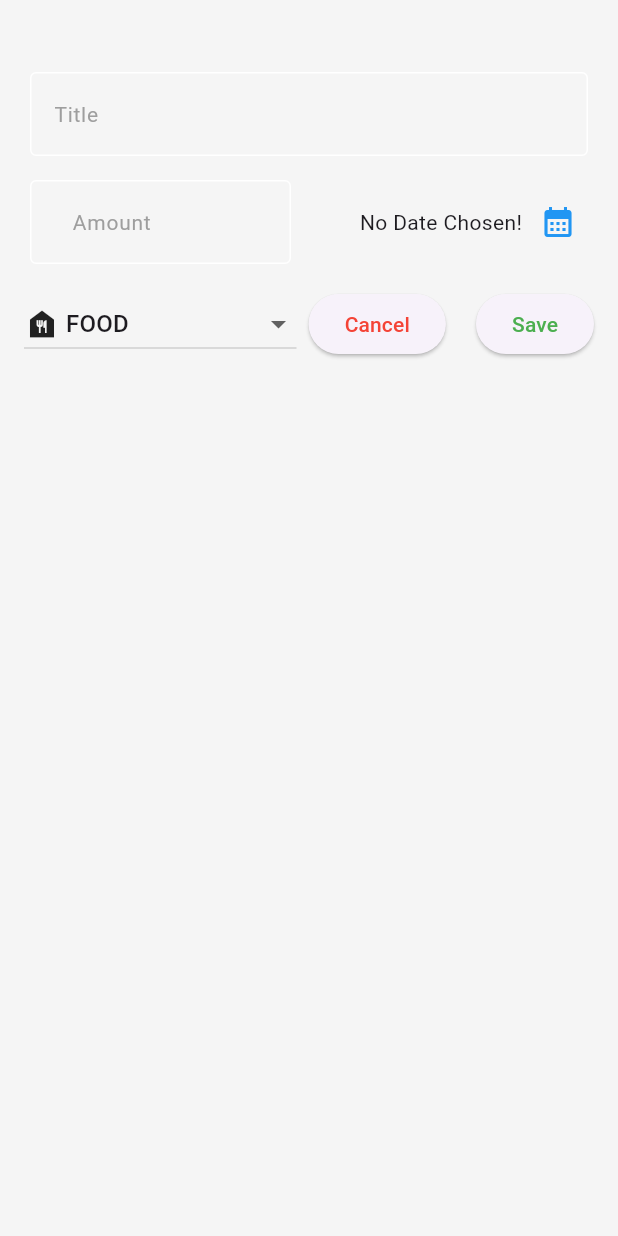
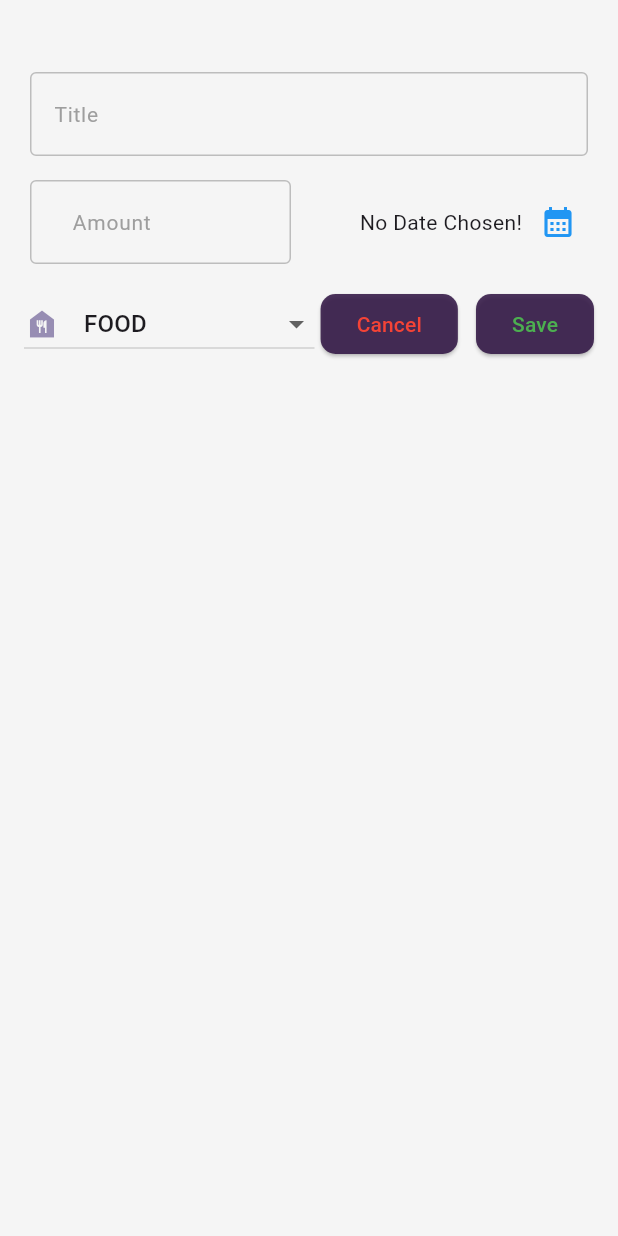
Before and after one commit to mrmezan06/Flutter-Project, a Flutter app: the screen it shows after launch, after a tap on the "add" icon, on a phone screen of 412 x 824 dp. Run offline on Flutter 3.47's test engine with Material 3 defaults, Android fonts, the light colour scheme and no system bars; our stand-ins replace circle_nav_bar, font_awesome_flutter, get, sqflite; missing offline and left inert: d_chart; accounts and stored records are empty.

Commit message:
Device lock orientation and chart added

```diff
--- a/expense/lib/main.dart
+++ b/expense/lib/main.dart
@@ -1,9 +1,88 @@
 import 'package:flutter/material.dart';
 import 'package:expense/widgets/expenses.dart';
+import 'package:flutter/services.dart';
+
+var kColorScheme = ColorScheme.fromSeed(
+  seedColor: const Color.fromARGB(255, 96, 59, 181),
+);
+
+var kDarkColorScheme = ColorScheme.fromSeed(
+  seedColor: const Color.fromARGB(255, 5, 99, 125),
+  // brightness: Brightness.dark,
+);
 
 void main() {
-  runApp(const MaterialApp(
-    home: Expenses(),
+  WidgetsFlutterBinding.ensureInitialized();
+  SystemChrome.setPreferredOrientations([
+    DeviceOrientation.portraitUp,
+  ]).then((fn) {
+    runApp(MaterialApp(
+      home: const Expenses(),
     debugShowCheckedModeBanner: false,
+      themeMode: ThemeMode.system,
+      darkTheme: ThemeData.dark().copyWith(
+        colorScheme: kDarkColorScheme,
+        appBarTheme: const AppBarTheme().copyWith(
+          backgroundColor: kDarkColorScheme.onPrimaryContainer,
+          foregroundColor: kDarkColorScheme.onPrimary,
+        ),
+        cardTheme: const CardTheme().copyWith(
+          // color: Colors.orange,
+          color: kDarkColorScheme.secondaryContainer,
+        ),
+        elevatedButtonTheme: ElevatedButtonThemeData(
+          style: ElevatedButton.styleFrom(
+            backgroundColor: const Color.fromARGB(221, 53, 2, 110),
+            shape: RoundedRectangleBorder(
+              borderRadius: BorderRadius.circular(10),
+            ),
+            //foregroundColor: kColorScheme.onPrimary,
+          ),
+        ),
+        textTheme: ThemeData().textTheme.copyWith(
+              titleLarge: TextStyle(
+                fontSize: 20,
+                fontWeight: FontWeight.bold,
+                color: kDarkColorScheme.onPrimary,
+              ),
+            ),
+        iconTheme: IconThemeData(
+          color: kDarkColorScheme.secondary,
+        ),
+      ),
+      theme: ThemeData().copyWith(
+        colorScheme: kColorScheme,
+        appBarTheme: const AppBarTheme().copyWith(
+          backgroundColor: kColorScheme.onPrimaryContainer,
+          foregroundColor: kColorScheme.onPrimary,
+        ),
+        cardTheme: const CardTheme().copyWith(
+          // color: Colors.orange,
+          color: kColorScheme.secondaryContainer,
+        ),
+        elevatedButtonTheme: ElevatedButtonThemeData(
+          style: ElevatedButton.styleFrom(
+            backgroundColor: const Color.fromARGB(221, 49, 21, 68),
+            shape: RoundedRectangleBorder(
+              borderRadius: BorderRadius.circular(10),
+            ),
+            //foregroundColor: kColorScheme.onPrimary,
+          ),
+        ),
+        textTheme: ThemeData().textTheme.copyWith(
+              titleLarge: TextStyle(
+                fontSize: 20,
+                fontWeight: FontWeight.bold,
+                color: kColorScheme.onPrimary,
+              ),
+            ),
+        iconTheme: IconThemeData(
+          color: kColorScheme.primary.withOpacity(0.65),
+        ),
+      ),
   ));
+  });
+
+
+
 }
--- a/expense/lib/model/expense.dart
+++ b/expense/lib/model/expense.dart
@@ -56,3 +56,23 @@ class Expense {
     return formatter.format(date);
   }
 }
+
+class ExpenseBucket {
+  ExpenseBucket({
+    required this.category,
+    required this.expenses,
+  });
+
+  ExpenseBucket.forCategory(List<Expense> allExpense, this.category)
+      : expenses = allExpense
+            .where((expense) => expense.category == category)
+            .toList();
+
+  final Category category;
+  final List<Expense> expenses;
+
+  double get totalExpense {
+    // Similar to the reduce() method in JavaScript
+    return expenses.fold(0, (sum, expense) => sum + expense.amount);
+  }
+}
--- /dev/null
+++ b/expense/lib/widgets/chart/chart.dart
@@ -0,0 +1,103 @@
+import 'package:flutter/material.dart';
+import 'package:expense/widgets/chart/chart_bar.dart';
+import 'package:expense/model/expense.dart';
+
+class Chart extends StatelessWidget {
+  const Chart({super.key, required this.expenses});
+
+  final List<Expense> expenses;
+
+  List<ExpenseBucket> get buckets {
+    return [
+      ExpenseBucket.forCategory(expenses, Category.food),
+      ExpenseBucket.forCategory(expenses, Category.bazar),
+      ExpenseBucket.forCategory(expenses, Category.breakfast),
+      ExpenseBucket.forCategory(expenses, Category.shopping),
+      ExpenseBucket.forCategory(expenses, Category.health),
+      ExpenseBucket.forCategory(expenses, Category.entertainment),
+      ExpenseBucket.forCategory(expenses, Category.cigarette),
+      ExpenseBucket.forCategory(expenses, Category.rent),
+      ExpenseBucket.forCategory(expenses, Category.utility),
+      ExpenseBucket.forCategory(expenses, Category.wifi),
+      ExpenseBucket.forCategory(expenses, Category.travel),
+      ExpenseBucket.forCategory(expenses, Category.fuel),
+      ExpenseBucket.forCategory(expenses, Category.other),
+    ];
+  }
+
+  double get maxTotalExpense {
+    double maxTotalExpense = 0;
+
+    for (final bucket in buckets) {
+      if (bucket.totalExpense > maxTotalExpense) {
+        maxTotalExpense = bucket.totalExpense;
+      }
+    }
+
+    return maxTotalExpense;
+  }
+
+  @override
+  Widget build(BuildContext context) {
+    final isDarkMode =
+        MediaQuery.of(context).platformBrightness == Brightness.dark;
+    return Container(
+      margin: const EdgeInsets.all(16),
+      padding: const EdgeInsets.symmetric(
+        vertical: 16,
+        horizontal: 8,
+      ),
+      width: double.infinity,
+      height: 180,
+      decoration: BoxDecoration(
+        borderRadius: BorderRadius.circular(8),
+        gradient: LinearGradient(
+          colors: [
+            Theme.of(context).colorScheme.primary.withOpacity(0.3),
+            Theme.of(context).colorScheme.primary.withOpacity(0.0)
+          ],
+          begin: Alignment.bottomCenter,
+          end: Alignment.topCenter,
+        ),
+      ),
+      child: Column(
+        children: [
+          Expanded(
+            child: Row(
+              crossAxisAlignment: CrossAxisAlignment.end,
+              children: [
+                for (final bucket in buckets) // alternative to map()
+                  ChartBar(
+                    fill: bucket.totalExpense == 0
+                        ? 0
+                        : bucket.totalExpense / maxTotalExpense,
+                  )
+              ],
+            ),
+          ),
+          const SizedBox(height: 12),
+          Row(
+            children: buckets
+                .map(
+                  (bucket) => Expanded(
+                    child: Padding(
+                      padding: const EdgeInsets.symmetric(horizontal: 4),
+                      child: Icon(
+                        categoryIcons[bucket.category],
+                        color: isDarkMode
+                            ? Theme.of(context).colorScheme.secondary
+                            : Theme.of(context)
+                                .colorScheme
+                                .primary
+                                .withOpacity(0.7),
+                      ),
+                    ),
+                  ),
+                )
+                .toList(),
+          )
+        ],
+      ),
+    );
+  }
+}
--- /dev/null
+++ b/expense/lib/widgets/chart/chart_bar.dart
@@ -0,0 +1,34 @@
+import 'package:flutter/material.dart';
+
+class ChartBar extends StatelessWidget {
+  const ChartBar({
+    super.key,
+    required this.fill,
+  });
+
+  final double fill;
+
+  @override
+  Widget build(BuildContext context) {
+    final isDarkMode =
+        MediaQuery.of(context).platformBrightness == Brightness.dark;
+    return Expanded(
+      child: Padding(
+        padding: const EdgeInsets.symmetric(horizontal: 4),
+        child: FractionallySizedBox(
+          heightFactor: fill,
+          child: DecoratedBox(
+            decoration: BoxDecoration(
+              shape: BoxShape.rectangle,
+              borderRadius:
+                  const BorderRadius.vertical(top: Radius.circular(8)),
+              color: isDarkMode
+                  ? Theme.of(context).colorScheme.secondary
+                  : Theme.of(context).colorScheme.primary.withOpacity(0.65),
+            ),
+          ),
+        ),
+      ),
+    );
+  }
+}
--- a/expense/lib/widgets/expenses.dart
+++ b/expense/lib/widgets/expenses.dart
@@ -1,3 +1,4 @@
+import 'package:expense/widgets/chart/chart.dart';
 import 'package:expense/widgets/expenses_list/expenses_list.dart';
 import 'package:expense/widgets/new_expense.dart';
 import 'package:flutter/material.dart';
@@ -96,7 +97,7 @@ class _ExpensesState extends State<Expenses> {
       body: SafeArea(
         child: Column(
           children: [
-            const Text('The Chart'),
+            Chart(expenses: _regExpenses),
             const SizedBox(
               height: 10,
             ),
--- a/expense/lib/widgets/expenses_list/expense_item.dart
+++ b/expense/lib/widgets/expenses_list/expense_item.dart
@@ -15,8 +15,10 @@ class ExpenseItem extends StatelessWidget {
       child: Padding(
         padding: const EdgeInsets.symmetric(horizontal: 20.0, vertical: 16.0),
         child: Column(
+          crossAxisAlignment: CrossAxisAlignment.start,
           children: [
-            Text(expense.title),
+            Text(expense.title,
+                style: const TextStyle(fontWeight: FontWeight.bold)),
             const SizedBox(
               height: 4,
             ),
--- a/expense/lib/widgets/expenses_list/expenses_list.dart
+++ b/expense/lib/widgets/expenses_list/expenses_list.dart
@@ -18,6 +18,14 @@ class ExpensesList extends StatelessWidget {
       child: ListView.builder(
         itemCount: expenses.length,
         itemBuilder: (context, index) => Dismissible(
+          direction: DismissDirection.endToStart,
+          background: Container(
+            margin: const EdgeInsets.only(left: 4, right: 4),
+            decoration: BoxDecoration(
+              borderRadius: BorderRadius.circular(16),
+              color: Theme.of(context).colorScheme.error.withOpacity(0.5),
+            ),
+          ),
           key: ValueKey(expenses[index]),
           onDismissed: (direction) {
             onRemoveExpense(expenses[index]);
--- a/expense/lib/widgets/my_textfield.dart
+++ b/expense/lib/widgets/my_textfield.dart
@@ -23,11 +23,12 @@ class MyTextField extends StatelessWidget {
         keyboardType: textInputType,
         decoration: InputDecoration(
           prefixText: prefixText,
-          enabledBorder: const OutlineInputBorder(
-            borderSide: BorderSide(color: Colors.white),
+          enabledBorder: OutlineInputBorder(
+            borderSide: BorderSide(color: Colors.grey.shade400),
           ),
           focusedBorder: OutlineInputBorder(
-            borderSide: BorderSide(color: Colors.grey.shade400),
+            borderSide:
+                BorderSide(color: Theme.of(context).colorScheme.primary),
           ),
           fillColor: Colors.grey.shade100,
           filled: true,
--- a/expense/lib/widgets/new_expense.dart
+++ b/expense/lib/widgets/new_expense.dart
@@ -138,7 +138,7 @@ class _NewExpenseState extends State<NewExpense> {
                       child: Row(
                         children: [
                           Icon(categoryIcons[category]),
-                          const SizedBox(width: 4),
+                          const SizedBox(width: 16),
                           Text(category.name.toUpperCase()),
                         ],
                       ),
```
